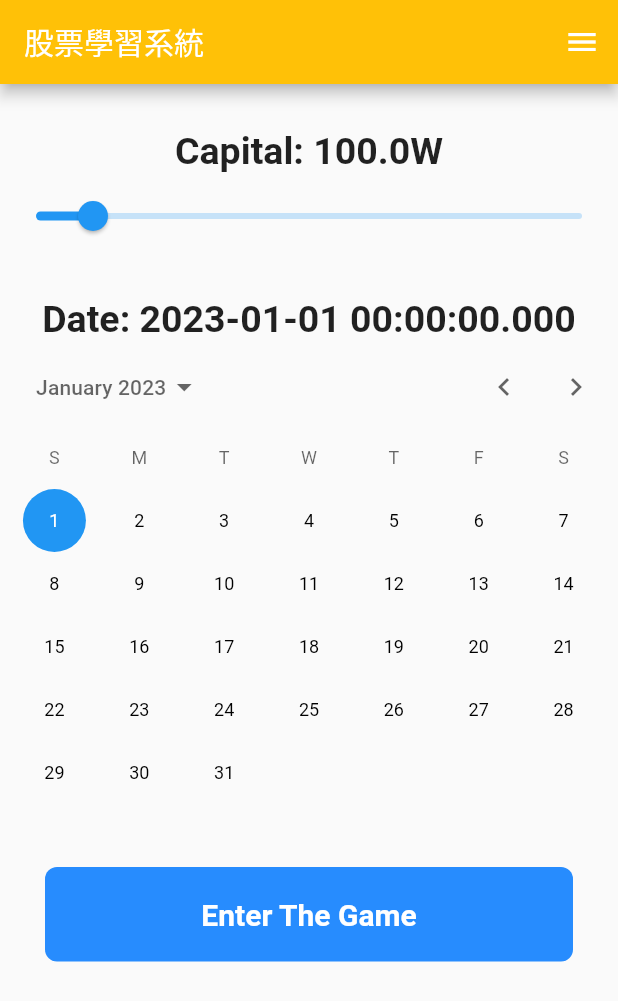
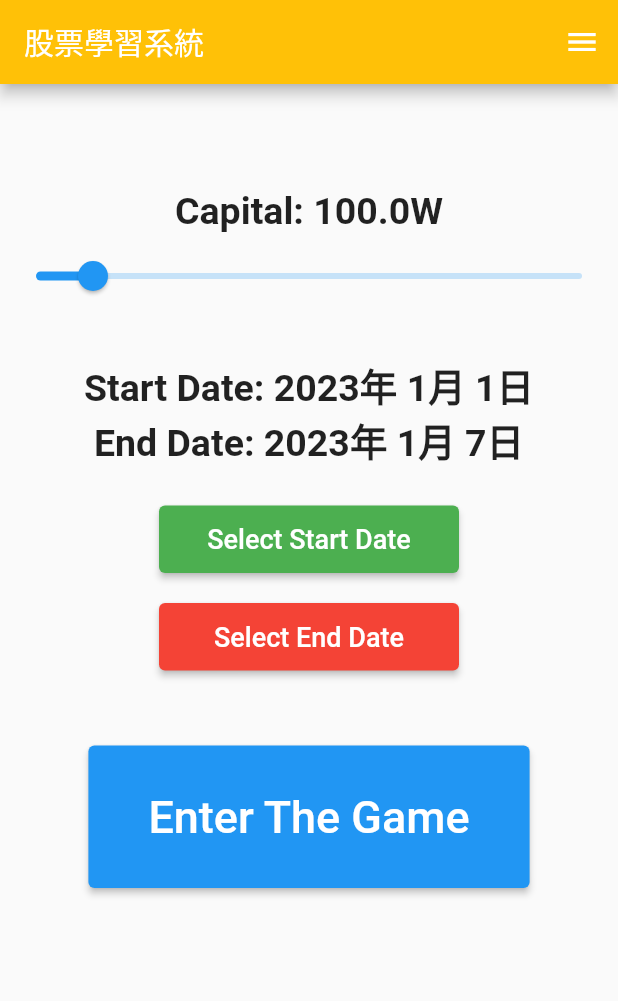
Before and after one commit to nayamiskr/Stonk_game, a Flutter app: the screen it shows after launch, after a tap on "Sign In", on a phone screen of 412 x 824 dp. Shown: the top 1001 px of the screen. Run offline on Flutter 3.47's test engine with Material 2 defaults, Android fonts, the phone set to English and light mode, and no system bars; network calls fail.

Commit message:
Add files via upload

```diff
--- /dev/null
+++ b/lib/components/button.dart
@@ -0,0 +1,29 @@
+import 'package:flutter/material.dart';
+
+class CustButton extends StatelessWidget {
+  final VoidCallback pressAction;
+  final Widget btnText;
+  final Color btnColor;
+  final double btnWidth;
+  final double btnHeight;
+
+  const CustButton(
+      {super.key,
+      required this.btnColor,
+      required this.btnText,
+      required this.btnHeight,
+      required this.btnWidth,
+      required this.pressAction});
+
+  @override
+  Widget build(BuildContext context) {
+    return SizedBox(
+      height: btnHeight,
+      width: btnWidth,
+      child: ElevatedButton(
+          onPressed: pressAction,
+          style: ElevatedButton.styleFrom(backgroundColor: btnColor),
+          child: btnText),
+    );
+  }
+}
--- a/lib/page/HomeScreen.dart
+++ b/lib/page/HomeScreen.dart
@@ -1,15 +1,18 @@
 import 'package:flutter/material.dart';
+import 'package:stonk_app/components/button.dart';
+import 'package:stonk_app/page/order.dart';
 
 class HomeScreen extends StatefulWidget {
-  const HomeScreen({super.key});
+  const HomeScreen({Key? key});
 
   @override
   State<HomeScreen> createState() => _HomeScreenState();
 }
 
 class _HomeScreenState extends State<HomeScreen> {
-  double _currentValue = 100;
-  DateTime selectDate = DateTime(2023, 1);
+  double _funds = 100;
+  DateTime startDate = DateTime(2023, 1, 1);
+  DateTime endDate = DateTime(2023, 1, 7);
 
   @override
   Widget build(BuildContext context) {
@@ -17,65 +20,129 @@ class _HomeScreenState extends State<HomeScreen> {
       body: Column(
         children: [
           const SizedBox(
-          height: 30,
+            height: 70,
           ),
           Text(
-          'Capital: ${_currentValue}W',
+            'Capital: ${_funds}W',
             style: const TextStyle(fontWeight: FontWeight.bold, fontSize: 25),
           ),
-        const SizedBox(
-          height: 5,
-        ),
+
+          const SizedBox(height: 5),
+
           // 資金條設定
           Slider(
-            value: _currentValue,
+            value: _funds,
             max: 1000,
             min: 0,
             divisions: 2000,
-            label: '${_currentValue}W',
+            label: '${_funds}W',
             onChanged: (double value) {
               setState(() {
-                _currentValue = value;
+                _funds = value;
               });
-            }),
-        const SizedBox(
-          height: 30,
+            },
           ),
-        Text(
-          'Date: $selectDate',
-          style: const TextStyle(fontWeight: FontWeight.bold, fontSize: 25),
+
+          const SizedBox(height: 30),
+
+          //display the time
+          Column(
+            mainAxisAlignment: MainAxisAlignment.center,
+            children: [
+              Center(
+                child: Text(
+                  'Start Date: ${startDate.year}年 ${startDate.month}月 ${startDate.day}日',
+                  style: const TextStyle(
+                      fontWeight: FontWeight.bold, fontSize: 25),
                 ),
-        const SizedBox(
-          height: 5,
               ),
-        CalendarDatePicker(
-            initialDate: DateTime(2023, 1),
-            firstDate: DateTime(2000, 1),
-            lastDate: DateTime(2023, 12),
-            onDateChanged: (newDate) {
+              const SizedBox(width: 25),
+              Center(
+                child: Text(
+                  'End Date: ${endDate.year}年 ${endDate.month}月 ${endDate.day}日',
+                  style: const TextStyle(
+                      fontWeight: FontWeight.bold, fontSize: 25),
+                ),
+              )
+            ],
+          ),
+
+          const SizedBox(height: 25),
+
+          Column(
+            mainAxisAlignment: MainAxisAlignment.center,
+            children: [
+              //select start date button
+              CustButton(
+                btnText: const Text(
+                  'Select Start Date',
+                  style: TextStyle(fontSize: 18),
+                ),
+                btnColor: Colors.green,
+                btnHeight: 45,
+                btnWidth: 200,
+                pressAction: () {
+                  showDatePicker(
+                    context: context,
+                    initialDate: startDate,
+                    firstDate: DateTime(2000),
+                    lastDate: endDate.subtract(Duration(days: 1)),
+                  ).then((newDate) {
+                    if (newDate != null) {
                       setState(() {
-                selectDate = newDate;
+                        startDate = newDate;
                       });
-            }),
-        GestureDetector(
-            onTap: () {
-              ;
+                    }
+                  });
                 },
-            child: Container(
-                padding: const EdgeInsets.all(20),
-                margin: const EdgeInsets.symmetric(horizontal: 30),
-                decoration: BoxDecoration(
-                    color: const Color.fromARGB(218, 3, 121, 255),
-                    borderRadius: BorderRadius.circular(8)),
-                child: const Center(
-                    child: Text(
+              ),
+
+              const SizedBox(height: 20),
+
+              //select end date button
+              CustButton(
+                btnColor: Colors.red,
+                btnText: const Text(
+                  'Select End Date',
+                  style: TextStyle(fontSize: 18),
+                ),
+                btnHeight: 45,
+                btnWidth: 200,
+                pressAction: () {
+                  showDatePicker(
+                    context: context,
+                    initialDate: endDate,
+                    firstDate: startDate.add(Duration(days: 1)),
+                    lastDate: DateTime(2023, 12, 31),
+                  ).then((newDate) {
+                    if (newDate != null) {
+                      setState(() {
+                        endDate = newDate;
+                      });
+                    }
+                  });
+                },
+              ),
+            ],
+          ),
+          const SizedBox(height: 50),
+          ElevatedButton(
+            onPressed: () {
+              Navigator.push(context,
+                  MaterialPageRoute(builder: (context) => OrderPage()));
+            },
+            style: ElevatedButton.styleFrom(
+                padding:
+                    const EdgeInsets.symmetric(horizontal: 40, vertical: 30)),
+            child: const Text(
               'Enter The Game',
               style: TextStyle(
-                      color: Colors.white,
-                      fontWeight: FontWeight.bold,
-                      fontSize: 20),
-                )))),
+                fontSize: 30,
+              ),
+            ),
+          ),
         ],
-    ));
+      ),
+    );
   }
 }
--- a/lib/page/login.dart
+++ b/lib/page/login.dart
@@ -12,7 +12,7 @@ class LoginPage extends StatelessWidget {
   @override
   Widget build(BuildContext context) {
     return Scaffold(
-      backgroundColor: const Color.fromARGB(199, 255, 255, 255),
+      backgroundColor: Color.fromARGB(235, 2, 199, 254),
       body: Column(
         children: [
           const SizedBox(height: 40),
```
Also changed, not shown: lib/page/order.dart (+44 -4 lines). Lines whose indentation alone changed are shown as unchanged.
